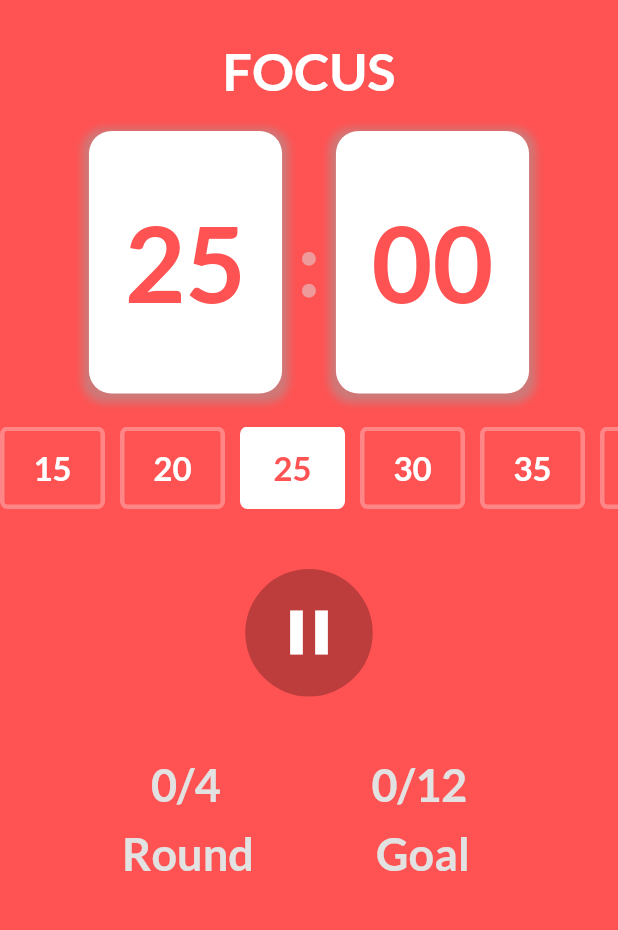
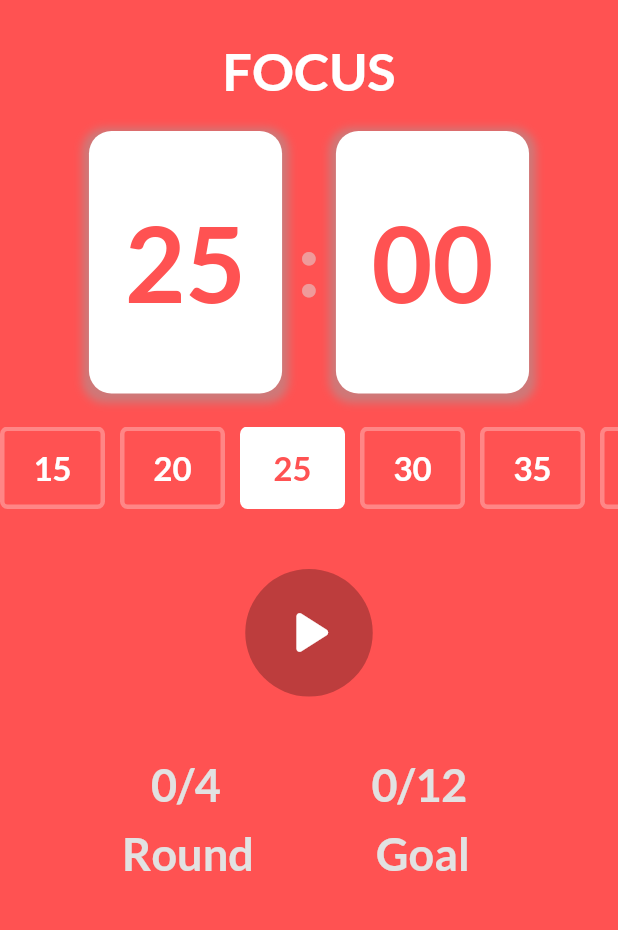
Before and after one commit to radG1t/pomodox, a Flutter app: the screen it shows after launch, on a phone screen of 412 x 824 dp, the part 64-994 px from its top. Run offline on Flutter 3.47's test engine with Material 2 defaults, Android fonts, the phone set to English and light mode, and no system bars; our stand-ins replace google_fonts.

Commit message:
the core of pomodox

```diff
--- a/lib/timerservice.dart
+++ b/lib/timerservice.dart
@@ -7,10 +7,24 @@ class TimerService extends ChangeNotifier {
 
   //TimerService({required this.timer});
   // @override       //* havaset be in tike bashe
-
-  late Timer timer;
+  Timer timer = Timer.periodic(Duration(seconds: 1), (timer) {});
   double currentDuration = 1500;
   double selectTime = 1500;
+  bool timerPlaying = false;
+
+  void start() {
+    timerPlaying = true;
+    timer = Timer.periodic(const Duration(seconds: 1), (timer) {
+      currentDuration--;
+      notifyListeners();
+    });
+  }
+
+  void pause() {
+    timer.cancel();
+    timerPlaying = false;
+    notifyListeners();
+  }
 
   void selectedTime(double seconds) {
     selectTime = seconds;
--- a/lib/widgets/timecontroller.dart
+++ b/lib/widgets/timecontroller.dart
@@ -1,4 +1,6 @@
 import 'package:flutter/material.dart';
+import 'package:pomodox/timerservice.dart';
+import 'package:provider/provider.dart';
 
 class TimeController extends StatefulWidget {
   const TimeController({super.key});
@@ -10,20 +12,30 @@ class TimeController extends StatefulWidget {
 class _TimeControllerState extends State<TimeController> {
   @override
   Widget build(BuildContext context) {
+    final provider = Provider.of<TimerService>(context);
     return Container(
         width: 85,
         height: 85,
         decoration:
             const BoxDecoration(color: Colors.black26, shape: BoxShape.circle),
         child: IconButton(
-          onPressed: () {},
-          icon: const Center(
-            child: Icon(
-              Icons.pause,
+          onPressed: () {
+            provider.timerPlaying
+                ? Provider.of<TimerService>(context, listen: false).pause()
+                : Provider.of<TimerService>(context, listen: false).start();
+          },
+          icon: Center(
+              child: provider.timerPlaying
+                  ? const Icon(
+                      Icons.pause_outlined,
                       color: Colors.white,
                       size: 50,
-            ),
+                    )
+                  : const Icon(
+                      Icons.play_arrow_rounded,
+                      color: Colors.white,
+                      size: 50,
                     )),
-    );
+        ));
   }
 }
```
Lines whose indentation alone changed are shown as unchanged.
